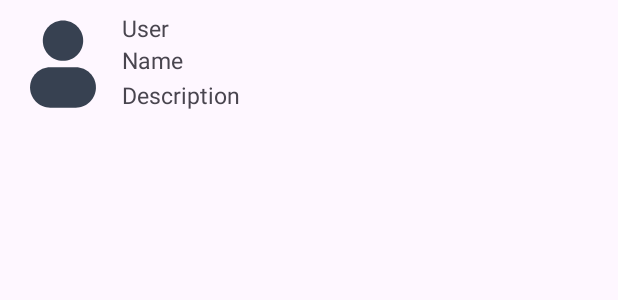
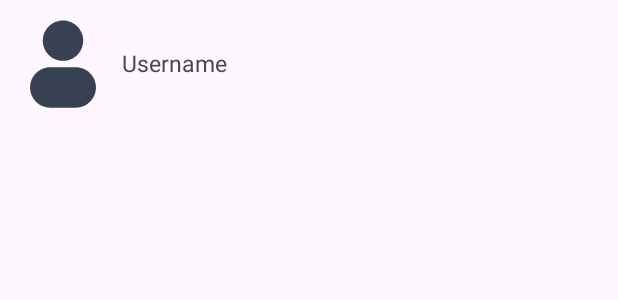
Before and after one commit to Afdholanabil/Submission-awal_fundamentalAndroid, an Android app: the layout item_user.xml on its own in the app's theme, with its tools: preview values and no code run, on a phone screen of 412 x 824 dp. Shown: the top 300 px of the screen. Run offline under Robolectric (Android 15) with nearby library versions, the phone set to English and light mode, and no system bars.

```diff
--- a/app/src/main/res/layout/item_user.xml
+++ b/app/src/main/res/layout/item_user.xml
@@ -11,45 +11,19 @@
         android:layout_width="68dp"
         android:layout_height="68dp"
         android:src="@drawable/profile_1"
-
         tools:ignore="MissingConstraints"
         android:contentDescription="TODO" />
 
     <TextView
-        android:id="@+id/txtRole"
+        android:id="@+id/tv_username"
         android:layout_width="wrap_content"
         android:layout_height="wrap_content"
-        android:text="User"
+        android:text="Username"
         android:layout_marginStart="5dp"
         android:textSize="15sp"
         app:layout_constraintStart_toEndOf="@id/imgList"
-        tools:ignore="MissingConstraints" />
-
-    <TextView
-        android:id="@+id/txtCom"
-        android:layout_width="wrap_content"
-        android:layout_height="wrap_content"
-        android:text="Name"
-        android:textSize="15sp"
-
-        android:layout_marginStart="5dp"
-        app:layout_constraintStart_toEndOf="@id/imgList"
-        app:layout_constraintTop_toBottomOf="@id/txtRole"
-        tools:ignore="MissingConstraints" />
-
-    <TextView
-        android:id="@+id/txtTyf"
-        android:layout_width="wrap_content"
-        android:layout_height="wrap_content"
-        android:text="Description"
-        android:textSize="15sp"
-        android:layout_marginStart="5dp"
-
-        app:layout_constraintStart_toEndOf="@id/imgList"
-        app:layout_constraintTop_toBottomOf="@id/txtCom"
+        app:layout_constraintTop_toTopOf="parent"
         app:layout_constraintBottom_toBottomOf="parent"
         tools:ignore="MissingConstraints" />
 
-
-
 </androidx.constraintlayout.widget.ConstraintLayout>
```
Also changed, not shown: app/src/main/java/com/example/submission_dicoding_fundamental_awal/data/retrofit/ApiService.kt (+7 -1 lines), app/src/main/java/com/example/submission_dicoding_fundamental_awal/ui/MainViewModel.kt (+52 -0 lines), app/src/main/java/com/example/submission_dicoding_fundamental_awal/ui/UserAdapter.kt (+37 -1 lines).
